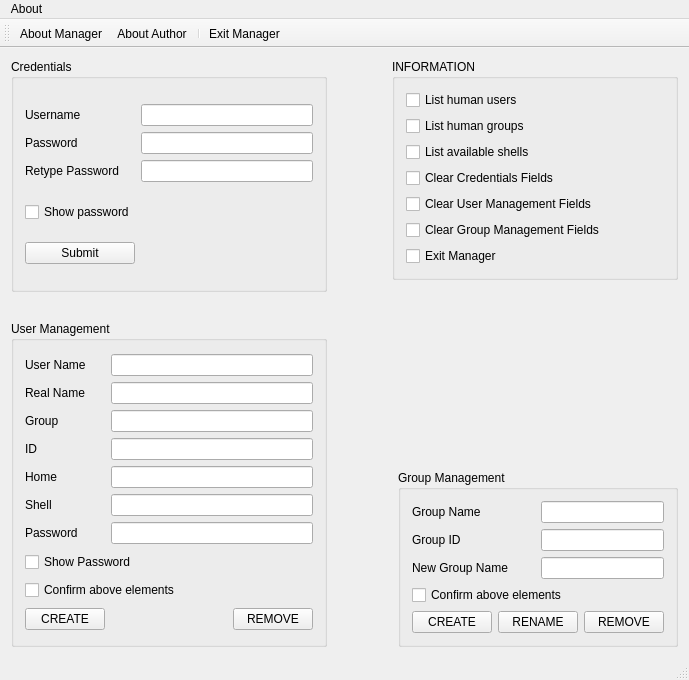
Above: manager.ui from dimkatsi91/Manager before the change. Below: the same form after it.
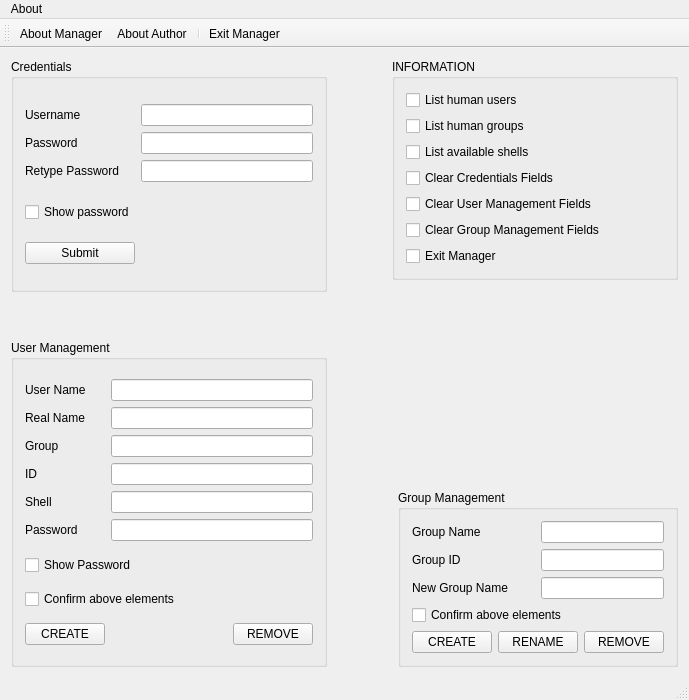
That is the form after the change. Icons and pictures are not drawn.

Commit message: Added functionality for new user creation

```diff
--- a/manager.ui
+++ b/manager.ui
@@ -7,7 +7,7 @@
     <x>0</x>
     <y>0</y>
     <width>689</width>
-    <height>680</height>
+    <height>700</height>
    </rect>
   </property>
   <property name="windowTitle">
@@ -183,13 +183,6 @@
            </property>
           </widget>
          </item>
-         <item>
-          <widget class="QLabel" name="new_user_home_label">
-           <property name="text">
-            <string>Home</string>
-           </property>
-          </widget>
-         </item>
          <item>
           <widget class="QLabel" name="new_user_shell_label">
            <property name="text">
@@ -220,9 +213,6 @@
          <item>
           <widget class="QLineEdit" name="new_user_id_lineEdit"/>
          </item>
-         <item>
-          <widget class="QLineEdit" name="new_user_home_lineEdit"/>
-         </item>
          <item>
           <widget class="QLineEdit" name="new_user_shell_lineEdit"/>
          </item>
```
The commit also changes 3 other files.
